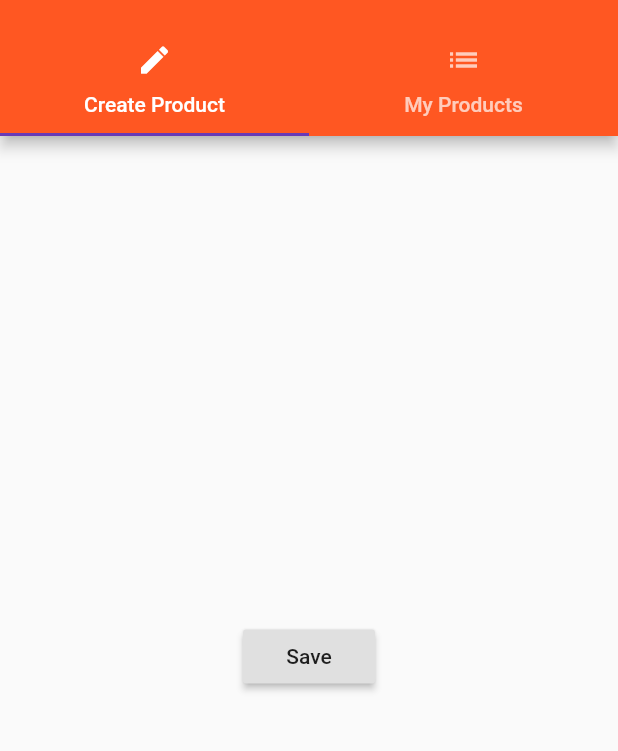
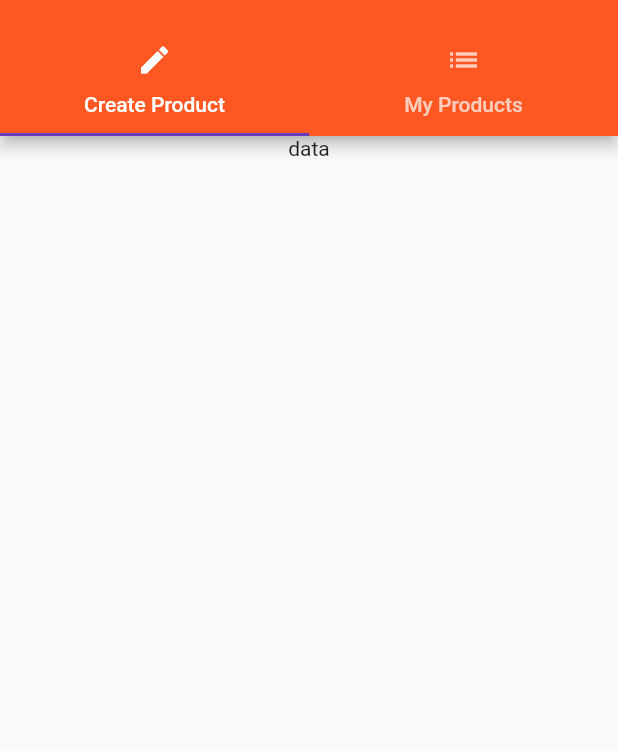
Before and after one commit to gitsofian/flutter-first-kurs, a Flutter app: the ProductsAdminPage screen opened by its route, on a phone screen of 412 x 824 dp, the part 59-810 px from its top. Run offline on Flutter 3.47's test engine with Material 2 defaults, Android fonts, the phone set to English and light mode, and no system bars.

Commit message:
second commit

```diff
--- a/lib/pages/product_create.dart
+++ b/lib/pages/product_create.dart
@@ -4,19 +4,8 @@ class ProductCreatePage extends StatelessWidget {
   @override
   Widget build(BuildContext context) {
     // TODO: implement build
-    return Center(
-      child: RaisedButton(
-        child: Text('Save'),
-        onPressed: () {
-          showModalBottomSheet(
-              context: context,
-              builder: (BuildContext context) {
-                return Center(
-                  child: Text('This is a Modal'),
-                );
-              });
-        },
-      ),
-    );
+    return Column(children: <Widget>[
+      Text('data'),
+    ],);
   }
 }
```
